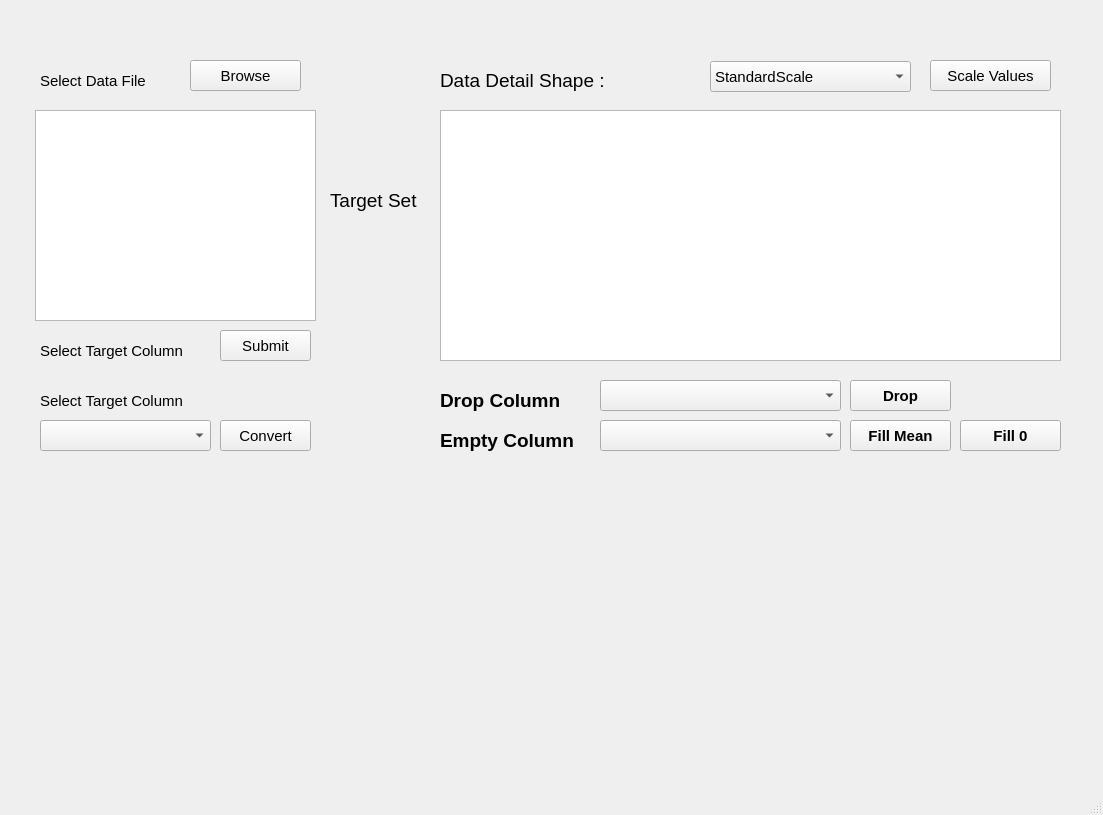
The window that mainwindow.ui (Francis099/ml_gui) describes before a commit, drawn with Qt 5.
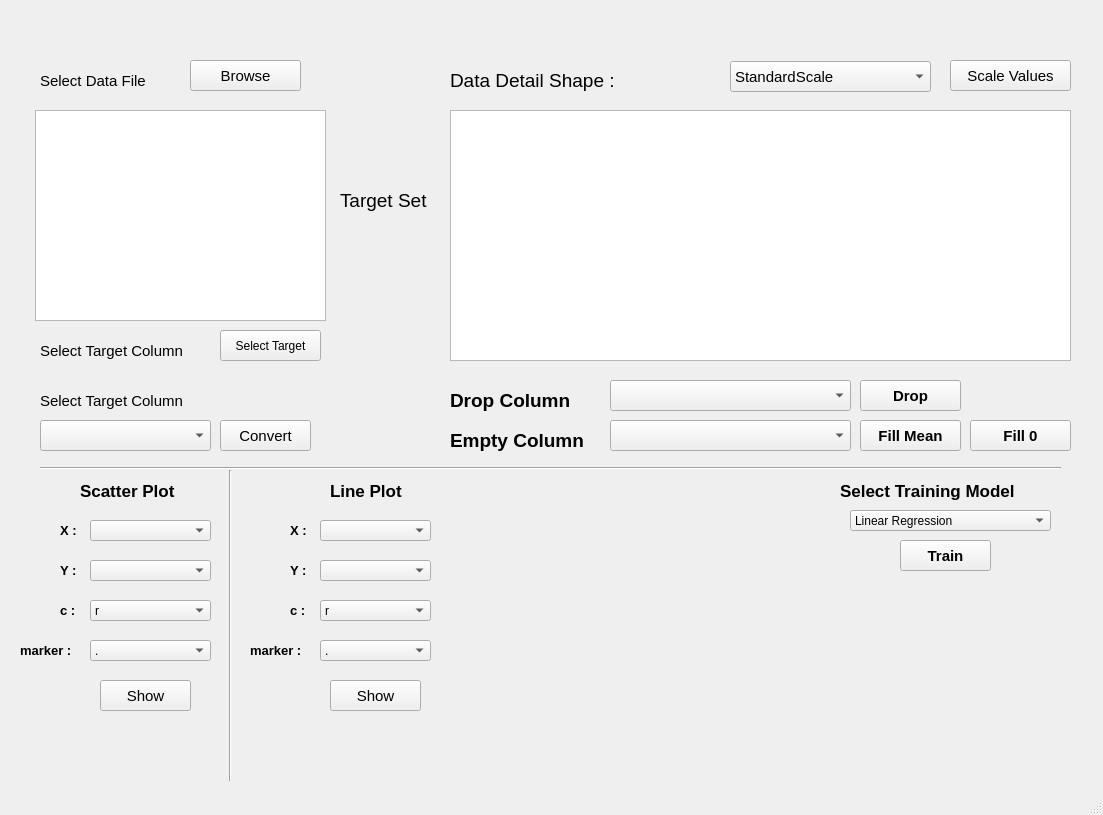
The same window after the commit.

Commit message: training button complete

The edit to the form file:
```diff
--- a/mainwindow.ui
+++ b/mainwindow.ui
@@ -55,7 +55,7 @@
      <rect>
       <x>35</x>
       <y>110</y>
-      <width>281</width>
+      <width>291</width>
       <height>211</height>
      </rect>
     </property>
@@ -63,7 +63,7 @@
    <widget class="QLabel" name="label_29">
     <property name="geometry">
      <rect>
-      <x>330</x>
+      <x>340</x>
       <y>180</y>
       <width>111</width>
       <height>41</height>
@@ -81,7 +81,7 @@
    <widget class="QLabel" name="label_3">
     <property name="geometry">
      <rect>
-      <x>440</x>
+      <x>450</x>
       <y>60</y>
       <width>201</width>
       <height>41</height>
@@ -99,15 +99,15 @@
    <widget class="QLabel" name="shape">
     <property name="geometry">
      <rect>
-      <x>630</x>
+      <x>640</x>
       <y>60</y>
-      <width>81</width>
+      <width>91</width>
       <height>41</height>
      </rect>
     </property>
     <property name="font">
      <font>
-      <pointsize>14</pointsize>
+      <pointsize>13</pointsize>
      </font>
     </property>
     <property name="text">
@@ -117,7 +117,7 @@
    <widget class="QComboBox" name="scaler">
     <property name="geometry">
      <rect>
-      <x>710</x>
+      <x>730</x>
       <y>61</y>
       <width>201</width>
       <height>31</height>
@@ -147,7 +147,7 @@
    <widget class="QPushButton" name="scale_btn">
     <property name="geometry">
      <rect>
-      <x>930</x>
+      <x>950</x>
       <y>60</y>
       <width>121</width>
       <height>31</height>
@@ -165,7 +165,7 @@
    <widget class="QTableView" name="tableView">
     <property name="geometry">
      <rect>
-      <x>440</x>
+      <x>450</x>
       <y>110</y>
       <width>621</width>
       <height>251</height>
@@ -195,23 +195,23 @@
      <rect>
       <x>220</x>
       <y>330</y>
-      <width>91</width>
+      <width>101</width>
       <height>31</height>
      </rect>
     </property>
     <property name="font">
      <font>
-      <pointsize>11</pointsize>
+      <pointsize>9</pointsize>
      </font>
     </property>
     <property name="text">
-     <string>Submit</string>
+     <string>Select Target</string>
     </property>
    </widget>
    <widget class="QLabel" name="target_col">
     <property name="geometry">
      <rect>
-      <x>330</x>
+      <x>340</x>
       <y>230</y>
       <width>91</width>
       <height>41</height>
@@ -219,7 +219,7 @@
     </property>
     <property name="font">
      <font>
-      <pointsize>16</pointsize>
+      <pointsize>13</pointsize>
       <weight>75</weight>
       <bold>true</bold>
      </font>
@@ -277,7 +277,7 @@
    <widget class="QPushButton" name="drop">
     <property name="geometry">
      <rect>
-      <x>850</x>
+      <x>860</x>
       <y>380</y>
       <width>101</width>
       <height>31</height>
@@ -297,7 +297,7 @@
    <widget class="QComboBox" name="drop_column">
     <property name="geometry">
      <rect>
-      <x>600</x>
+      <x>610</x>
       <y>380</y>
       <width>241</width>
       <height>31</height>
@@ -307,7 +307,7 @@
    <widget class="QLabel" name="label_4">
     <property name="geometry">
      <rect>
-      <x>440</x>
+      <x>450</x>
       <y>380</y>
       <width>191</width>
       <height>41</height>
@@ -328,7 +328,7 @@
    <widget class="QLabel" name="label_11">
     <property name="geometry">
      <rect>
-      <x>440</x>
+      <x>450</x>
       <y>420</y>
       <width>191</width>
       <height>41</height>
@@ -349,7 +349,7 @@
    <widget class="QPushButton" name="fillmean">
     <property name="geometry">
      <rect>
-      <x>850</x>
+      <x>860</x>
       <y>420</y>
       <width>101</width>
       <height>31</height>
@@ -369,7 +369,7 @@
    <widget class="QComboBox" name="empty_column">
     <property name="geometry">
      <rect>
-      <x>600</x>
+      <x>610</x>
       <y>420</y>
       <width>241</width>
       <height>31</height>
@@ -379,7 +379,7 @@
    <widget class="QPushButton" name="fillna">
     <property name="geometry">
      <rect>
-      <x>960</x>
+      <x>970</x>
       <y>420</y>
       <width>101</width>
       <height>31</height>
@@ -396,6 +396,583 @@
      <string>Fill 0</string>
     </property>
    </widget>
+   <widget class="Line" name="line">
+    <property name="geometry">
+     <rect>
+      <x>40</x>
+      <y>460</y>
+      <width>1021</width>
+      <height>16</height>
+     </rect>
+    </property>
+    <property name="orientation">
+     <enum>Qt::Horizontal</enum>
+    </property>
+   </widget>
+   <widget class="QLabel" name="label_7">
+    <property name="geometry">
+     <rect>
+      <x>80</x>
+      <y>470</y>
+      <width>121</width>
+      <height>41</height>
+     </rect>
+    </property>
+    <property name="font">
+     <font>
+      <pointsize>13</pointsize>
+      <weight>75</weight>
+      <bold>true</bold>
+     </font>
+    </property>
+    <property name="text">
+     <string>Scatter Plot</string>
+    </property>
+   </widget>
+   <widget class="QLabel" name="label_12">
+    <property name="geometry">
+     <rect>
+      <x>60</x>
+      <y>510</y>
+      <width>41</width>
+      <height>41</height>
+     </rect>
+    </property>
+    <property name="font">
+     <font>
+      <pointsize>10</pointsize>
+      <weight>75</weight>
+      <bold>true</bold>
+     </font>
+    </property>
+    <property name="text">
+     <string>X : </string>
+    </property>
+   </widget>
+   <widget class="QComboBox" name="scatter_X">
+    <property name="geometry">
+     <rect>
+      <x>90</x>
+      <y>520</y>
+      <width>121</width>
+      <height>21</height>
+     </rect>
+    </property>
+   </widget>
+   <widget class="QLabel" name="label_13">
+    <property name="geometry">
+     <rect>
+      <x>60</x>
+      <y>550</y>
+      <width>41</width>
+      <height>41</height>
+     </rect>
+    </property>
+    <property name="font">
+     <font>
+      <pointsize>10</pointsize>
+      <weight>75</weight>
+      <bold>true</bold>
+     </font>
+    </property>
+    <property name="text">
+     <string>Y : </string>
+    </property>
+   </widget>
+   <widget class="QComboBox" name="scatter_Y">
+    <property name="geometry">
+     <rect>
+      <x>90</x>
+      <y>560</y>
+      <width>121</width>
+      <height>21</height>
+     </rect>
+    </property>
+   </widget>
+   <widget class="QComboBox" name="scatter_c">
+    <property name="geometry">
+     <rect>
+      <x>90</x>
+      <y>600</y>
+      <width>121</width>
+      <height>21</height>
+     </rect>
+    </property>
+    <item>
+     <property name="text">
+      <string>r</string>
+     </property>
+    </item>
+    <item>
+     <property name="text">
+      <string>g</string>
+     </property>
+    </item>
+    <item>
+     <property name="text">
+      <string>b</string>
+     </property>
+    </item>
+    <item>
+     <property name="text">
+      <string>y</string>
+     </property>
+    </item>
+    <item>
+     <property name="text">
+      <string>p</string>
+     </property>
+    </item>
+   </widget>
+   <widget class="QLabel" name="label_14">
+    <property name="geometry">
+     <rect>
+      <x>60</x>
+      <y>590</y>
+      <width>41</width>
+      <height>41</height>
+     </rect>
+    </property>
+    <property name="font">
+     <font>
+      <pointsize>10</pointsize>
+      <weight>75</weight>
+      <bold>true</bold>
+     </font>
+    </property>
+    <property name="text">
+     <string>c : </string>
+    </property>
+   </widget>
+   <widget class="QLabel" name="label_15">
+    <property name="geometry">
+     <rect>
+      <x>20</x>
+      <y>630</y>
+      <width>71</width>
+      <height>41</height>
+     </rect>
+    </property>
+    <property name="font">
+     <font>
+      <pointsize>10</pointsize>
+      <weight>75</weight>
+      <bold>true</bold>
+     </font>
+    </property>
+    <property name="text">
+     <string>marker : </string>
+    </property>
+   </widget>
+   <widget class="QComboBox" name="scatter_mark">
+    <property name="geometry">
+     <rect>
+      <x>90</x>
+      <y>640</y>
+      <width>121</width>
+      <height>21</height>
+     </rect>
+    </property>
+    <item>
+     <property name="text">
+      <string>.</string>
+     </property>
+    </item>
+    <item>
+     <property name="text">
+      <string>,</string>
+     </property>
+    </item>
+    <item>
+     <property name="text">
+      <string>o</string>
+     </property>
+    </item>
+    <item>
+     <property name="text">
+      <string>v</string>
+     </property>
+    </item>
+    <item>
+     <property name="text">
+      <string>^</string>
+     </property>
+    </item>
+    <item>
+     <property name="text">
+      <string>&lt;</string>
+     </property>
+    </item>
+    <item>
+     <property name="text">
+      <string>&gt;</string>
+     </property>
+    </item>
+    <item>
+     <property name="text">
+      <string>-</string>
+     </property>
+    </item>
+    <item>
+     <property name="text">
+      <string>1</string>
+     </property>
+    </item>
+    <item>
+     <property name="text">
+      <string>2</string>
+     </property>
+    </item>
+    <item>
+     <property name="text">
+      <string>3</string>
+     </property>
+    </item>
+    <item>
+     <property name="text">
+      <string>4</string>
+     </property>
+    </item>
+    <item>
+     <property name="text">
+      <string>8</string>
+     </property>
+    </item>
+   </widget>
+   <widget class="QPushButton" name="scatter_show">
+    <property name="geometry">
+     <rect>
+      <x>100</x>
+      <y>680</y>
+      <width>91</width>
+      <height>31</height>
+     </rect>
+    </property>
+    <property name="font">
+     <font>
+      <pointsize>11</pointsize>
+     </font>
+    </property>
+    <property name="text">
+     <string>Show</string>
+    </property>
+   </widget>
+   <widget class="Line" name="line_2">
+    <property name="geometry">
+     <rect>
+      <x>220</x>
+      <y>470</y>
+      <width>20</width>
+      <height>311</height>
+     </rect>
+    </property>
+    <property name="orientation">
+     <enum>Qt::Vertical</enum>
+    </property>
+   </widget>
+   <widget class="QPushButton" name="line_show">
+    <property name="geometry">
+     <rect>
+      <x>330</x>
+      <y>680</y>
+      <width>91</width>
+      <height>31</height>
+     </rect>
+    </property>
+    <property name="font">
+     <font>
+      <pointsize>11</pointsize>
+     </font>
+    </property>
+    <property name="text">
+     <string>Show</string>
+    </property>
+   </widget>
+   <widget class="QComboBox" name="plot_X">
+    <property name="geometry">
+     <rect>
+      <x>320</x>
+      <y>520</y>
+      <width>111</width>
+      <height>21</height>
+     </rect>
+    </property>
+   </widget>
+   <widget class="QComboBox" name="plot_Y">
+    <property name="geometry">
+     <rect>
+      <x>320</x>
+      <y>560</y>
+      <width>111</width>
+      <height>21</height>
+     </rect>
+    </property>
+   </widget>
+   <widget class="QLabel" name="label_16">
+    <property name="geometry">
+     <rect>
+      <x>290</x>
+      <y>590</y>
+      <width>41</width>
+      <height>41</height>
+     </rect>
+    </property>
+    <property name="font">
+     <font>
+      <pointsize>10</pointsize>
+      <weight>75</weight>
+      <bold>true</bold>
+     </font>
+    </property>
+    <property name="text">
+     <string>c : </string>
+    </property>
+   </widget>
+   <widget class="QLabel" name="label_17">
+    <property name="geometry">
+     <rect>
+      <x>250</x>
+      <y>630</y>
+      <width>71</width>
+      <height>41</height>
+     </rect>
+    </property>
+    <property name="font">
+     <font>
+      <pointsize>10</pointsize>
+      <weight>75</weight>
+      <bold>true</bold>
+     </font>
+    </property>
+    <property name="text">
+     <string>marker : </string>
+    </property>
+   </widget>
+   <widget class="QLabel" name="label_18">
+    <property name="geometry">
+     <rect>
+      <x>290</x>
+      <y>550</y>
+      <width>41</width>
+      <height>41</height>
+     </rect>
+    </property>
+    <property name="font">
+     <font>
+      <pointsize>10</pointsize>
+      <weight>75</weight>
+      <bold>true</bold>
+     </font>
+    </property>
+    <property name="text">
+     <string>Y : </string>
+    </property>
+   </widget>
+   <widget class="QLabel" name="label_19">
+    <property name="geometry">
+     <rect>
+      <x>290</x>
+      <y>510</y>
+      <width>41</width>
+      <height>41</height>
+     </rect>
+    </property>
+    <property name="font">
+     <font>
+      <pointsize>10</pointsize>
+      <weight>75</weight>
+      <bold>true</bold>
+     </font>
+    </property>
+    <property name="text">
+     <string>X : </string>
+    </property>
+   </widget>
+   <widget class="QComboBox" name="plot_c">
+    <property name="geometry">
+     <rect>
+      <x>320</x>
+      <y>600</y>
+      <width>111</width>
+      <height>21</height>
+     </rect>
+    </property>
+    <item>
+     <property name="text">
+      <string>r</string>
+     </property>
+    </item>
+    <item>
+     <property name="text">
+      <string>g</string>
+     </property>
+    </item>
+    <item>
+     <property name="text">
+      <string>b</string>
+     </property>
+    </item>
+    <item>
+     <property name="text">
+      <string>y</string>
+     </property>
+    </item>
+    <item>
+     <property name="text">
+      <string>p</string>
+     </property>
+    </item>
+   </widget>
+   <widget class="QLabel" name="label_8">
+    <property name="geometry">
+     <rect>
+      <x>330</x>
+      <y>470</y>
+      <width>121</width>
+      <height>41</height>
+     </rect>
+    </property>
+    <property name="font">
+     <font>
+      <pointsize>13</pointsize>
+      <weight>75</weight>
+      <bold>true</bold>
+     </font>
+    </property>
+    <property name="text">
+     <string>Line Plot</string>
+    </property>
+   </widget>
+   <widget class="QComboBox" name="plot_mark">
+    <property name="geometry">
+     <rect>
+      <x>320</x>
+      <y>640</y>
+      <width>111</width>
+      <height>21</height>
+     </rect>
+    </property>
+    <item>
+     <property name="text">
+      <string>.</string>
+     </property>
+    </item>
+    <item>
+     <property name="text">
+      <string>,</string>
+     </property>
+    </item>
+    <item>
+     <property name="text">
+      <string>o</string>
+     </property>
+    </item>
+    <item>
+     <property name="text">
+      <string>v</string>
+     </property>
+    </item>
+    <item>
+     <property name="text">
+      <string>^</string>
+     </property>
+    </item>
+    <item>
+     <property name="text">
+      <string>&lt;</string>
+     </property>
+    </item>
+    <item>
+     <property name="text">
+      <string>&gt;</string>
+     </property>
+    </item>
+    <item>
+     <property name="text">
+      <string>-</string>
+     </property>
+    </item>
+    <item>
+     <property name="text">
+      <string>1</string>
+     </property>
+    </item>
+    <item>
+     <property name="text">
+      <string>2</string>
+     </property>
+    </item>
+    <item>
+     <property name="text">
+      <string>3</string>
+     </property>
+    </item>
+    <item>
+     <property name="text">
+      <string>4</string>
+     </property>
+    </item>
+    <item>
+     <property name="text">
+      <string>8</string>
+     </property>
+    </item>
+   </widget>
+   <widget class="QLabel" name="label_9">
+    <property name="geometry">
+     <rect>
+      <x>840</x>
+      <y>470</y>
+      <width>221</width>
+      <height>41</height>
+     </rect>
+    </property>
+    <property name="font">
+     <font>
+      <pointsize>13</pointsize>
+      <weight>75</weight>
+      <bold>true</bold>
+     </font>
+    </property>
+    <property name="text">
+     <string>Select Training Model</string>
+    </property>
+   </widget>
+   <widget class="QComboBox" name="model_select">
+    <property name="geometry">
+     <rect>
+      <x>850</x>
+      <y>510</y>
+      <width>201</width>
+      <height>21</height>
+     </rect>
+    </property>
+    <item>
+     <property name="text">
+      <string>Linear Regression</string>
+     </property>
+    </item>
+   </widget>
+   <widget class="QPushButton" name="train">
+    <property name="geometry">
+     <rect>
+      <x>900</x>
+      <y>540</y>
+      <width>91</width>
+      <height>31</height>
+     </rect>
+    </property>
+    <property name="font">
+     <font>
+      <pointsize>11</pointsize>
+      <weight>75</weight>
+      <bold>true</bold>
+     </font>
+    </property>
+    <property name="text">
+     <string>Train</string>
+    </property>
+   </widget>
   </widget>
   <widget class="QMenuBar" name="menubar">
    <property name="geometry">
```
The commit also changes 8 other files.
